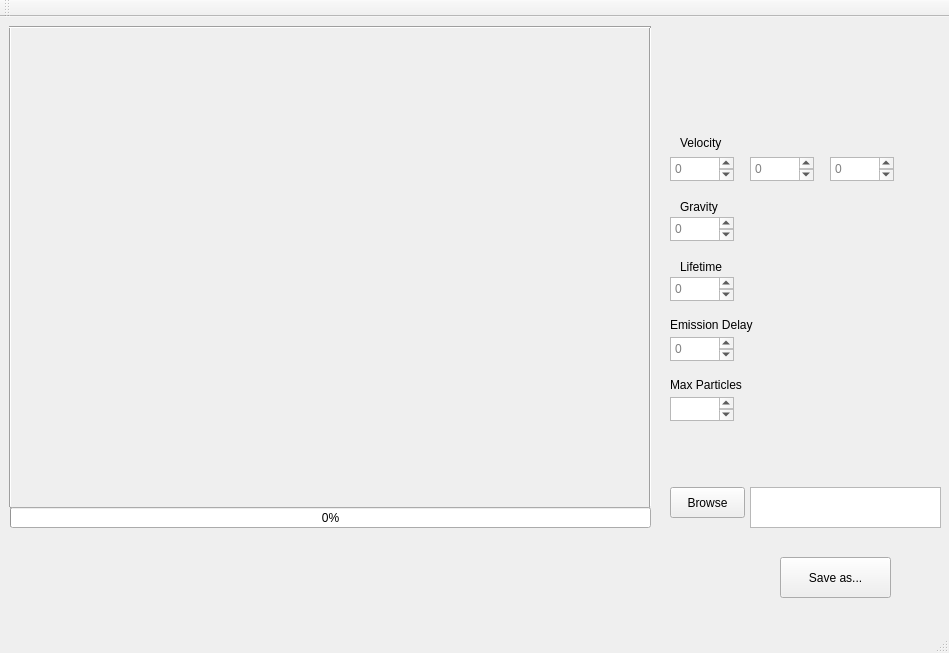
Stureplan/TA_ParticleEditor, file TA_ParticleEditor/TA_ParticleEditor/particleeditor.ui: the form before one commit.
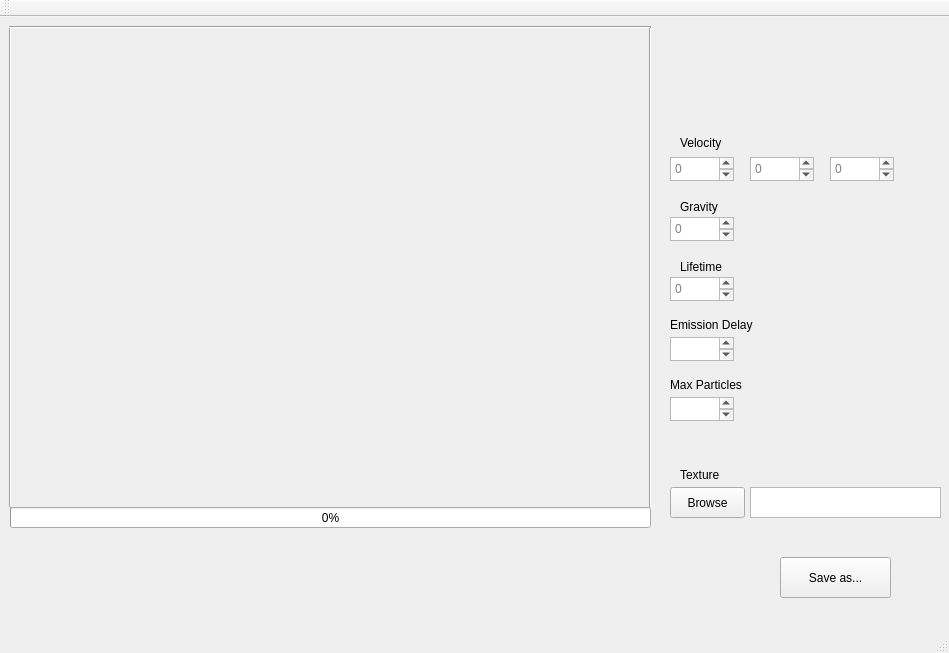
The form after the commit. Custom widgets are drawn as their Qt base class.

The edit to the form file:
```diff
--- a/TA_ParticleEditor/TA_ParticleEditor/particleeditor.ui
+++ b/TA_ParticleEditor/TA_ParticleEditor/particleeditor.ui
@@ -146,7 +146,7 @@
      </rect>
     </property>
     <property name="placeholderText">
-     <string>0</string>
+     <string/>
     </property>
    </widget>
    <widget class="QPlainTextEdit" name="maxParticles">
@@ -246,7 +246,7 @@
       <x>750</x>
       <y>470</y>
       <width>191</width>
-      <height>41</height>
+      <height>31</height>
      </rect>
     </property>
    </widget>
@@ -311,6 +311,19 @@
      <string>Gravity</string>
     </property>
    </widget>
+   <widget class="QLabel" name="label_MaxParticles_2">
+    <property name="geometry">
+     <rect>
+      <x>680</x>
+      <y>450</y>
+      <width>91</width>
+      <height>16</height>
+     </rect>
+    </property>
+    <property name="text">
+     <string>Texture</string>
+    </property>
+   </widget>
   </widget>
   <widget class="QMenuBar" name="menuBar">
    <property name="geometry">
```
